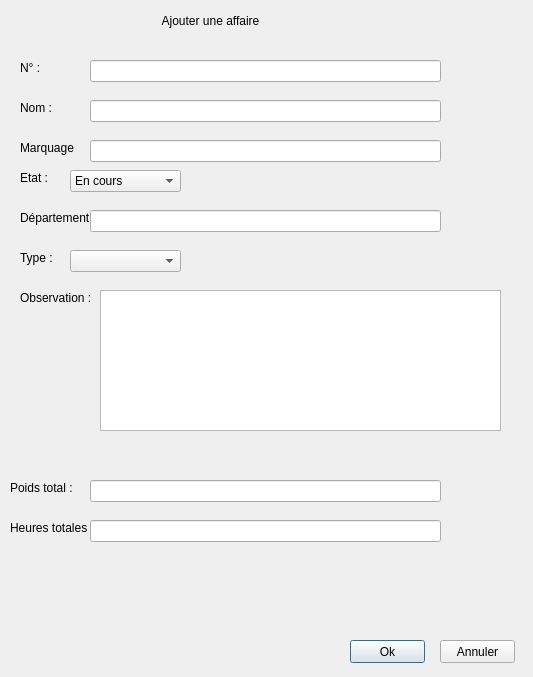
First picture: the form in planningCastel/ajouteraffairewindow.ui, repository brioche1703/castelPlanning, before the edit.
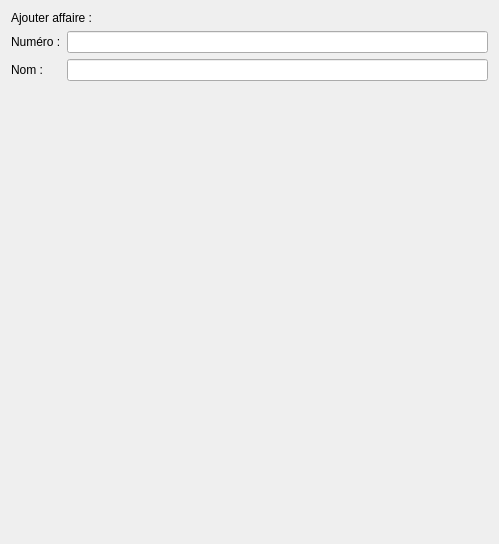
Second picture: the form after the edit.

Commit message: new ajouterAffaireWindow + .gitignoreupdate

The edit to the form file:
```diff
--- a/planningCastel/ajouteraffairewindow.ui
+++ b/planningCastel/ajouteraffairewindow.ui
@@ -6,292 +6,59 @@
    <rect>
     <x>0</x>
     <y>0</y>
-    <width>533</width>
-    <height>677</height>
+    <width>499</width>
+    <height>544</height>
    </rect>
   </property>
   <property name="windowTitle">
    <string>Dialog</string>
   </property>
-  <widget class="QPushButton" name="pushButton_ok">
-   <property name="geometry">
-    <rect>
-     <x>350</x>
-     <y>640</y>
-     <width>75</width>
-     <height>23</height>
-    </rect>
-   </property>
-   <property name="text">
-    <string>Ok</string>
-   </property>
-  </widget>
-  <widget class="QPushButton" name="pushButton_annuler">
-   <property name="geometry">
-    <rect>
-     <x>440</x>
-     <y>640</y>
-     <width>75</width>
-     <height>23</height>
-    </rect>
-   </property>
-   <property name="text">
-    <string>Annuler</string>
-   </property>
-  </widget>
-  <widget class="QLabel" name="label">
-   <property name="geometry">
-    <rect>
-     <x>50</x>
-     <y>10</y>
-     <width>321</width>
-     <height>21</height>
-    </rect>
-   </property>
-   <property name="text">
-    <string>Ajouter une affaire</string>
-   </property>
-   <property name="alignment">
-    <set>Qt::AlignCenter</set>
-   </property>
-  </widget>
-  <widget class="QLabel" name="label_2">
-   <property name="geometry">
-    <rect>
-     <x>20</x>
-     <y>60</y>
-     <width>55</width>
-     <height>16</height>
-    </rect>
-   </property>
-   <property name="text">
-    <string>N° :</string>
-   </property>
-  </widget>
-  <widget class="QLabel" name="label_3">
-   <property name="geometry">
-    <rect>
-     <x>20</x>
-     <y>100</y>
-     <width>55</width>
-     <height>16</height>
-    </rect>
-   </property>
-   <property name="text">
-    <string>Nom :</string>
-   </property>
-  </widget>
-  <widget class="QLabel" name="label_4">
-   <property name="geometry">
-    <rect>
-     <x>20</x>
-     <y>170</y>
-     <width>55</width>
-     <height>16</height>
-    </rect>
-   </property>
-   <property name="text">
-    <string>Etat :</string>
-   </property>
-  </widget>
-  <widget class="QLineEdit" name="lineEdit_id">
-   <property name="geometry">
-    <rect>
-     <x>90</x>
-     <y>60</y>
-     <width>351</width>
-     <height>22</height>
-    </rect>
-   </property>
-  </widget>
-  <widget class="QLineEdit" name="lineEdit_nom">
-   <property name="geometry">
-    <rect>
-     <x>90</x>
-     <y>100</y>
-     <width>351</width>
-     <height>22</height>
-    </rect>
-   </property>
-  </widget>
-  <widget class="QComboBox" name="comboBox_etat">
-   <property name="geometry">
-    <rect>
-     <x>70</x>
-     <y>170</y>
-     <width>111</width>
-     <height>22</height>
-    </rect>
-   </property>
+  <layout class="QVBoxLayout" name="verticalLayout_3">
    <item>
-    <property name="text">
-     <string>En cours</string>
-    </property>
+    <widget class="QLabel" name="label">
+     <property name="text">
+      <string>Ajouter affaire :</string>
+     </property>
+    </widget>
    </item>
    <item>
-    <property name="text">
-     <string>Terminé</string>
-    </property>
+    <layout class="QFormLayout" name="formLayout">
+     <item row="0" column="0">
+      <widget class="QLabel" name="QLineEdit_id_2">
+       <property name="text">
+        <string>Numéro :</string>
+       </property>
+      </widget>
+     </item>
+     <item row="0" column="1">
+      <widget class="QLineEdit" name="QLineEdit_id"/>
+     </item>
+     <item row="1" column="0">
+      <widget class="QLabel" name="QLineEdit_nom_2">
+       <property name="text">
+        <string>Nom :</string>
+       </property>
+      </widget>
+     </item>
+     <item row="1" column="1">
+      <widget class="QLineEdit" name="QLineEdit_nom"/>
+     </item>
+    </layout>
    </item>
-  </widget>
-  <widget class="QLabel" name="label_5">
-   <property name="geometry">
-    <rect>
-     <x>20</x>
-     <y>140</y>
-     <width>55</width>
-     <height>16</height>
-    </rect>
-   </property>
-   <property name="text">
-    <string>Marquage :</string>
-   </property>
-  </widget>
-  <widget class="QLineEdit" name="lineEdit_marquage">
-   <property name="geometry">
-    <rect>
-     <x>90</x>
-     <y>140</y>
-     <width>351</width>
-     <height>22</height>
-    </rect>
-   </property>
-  </widget>
-  <widget class="QLabel" name="label_6">
-   <property name="geometry">
-    <rect>
-     <x>20</x>
-     <y>210</y>
-     <width>91</width>
-     <height>16</height>
-    </rect>
-   </property>
-   <property name="text">
-    <string>Département :</string>
-   </property>
-  </widget>
-  <widget class="QLineEdit" name="lineEdit_departement">
-   <property name="geometry">
-    <rect>
-     <x>90</x>
-     <y>210</y>
-     <width>351</width>
-     <height>22</height>
-    </rect>
-   </property>
-  </widget>
-  <widget class="QLabel" name="label_7">
-   <property name="geometry">
-    <rect>
-     <x>20</x>
-     <y>250</y>
-     <width>91</width>
-     <height>16</height>
-    </rect>
-   </property>
-   <property name="text">
-    <string>Type :</string>
-   </property>
-  </widget>
-  <widget class="QLabel" name="label_8">
-   <property name="geometry">
-    <rect>
-     <x>20</x>
-     <y>290</y>
-     <width>91</width>
-     <height>16</height>
-    </rect>
-   </property>
-   <property name="text">
-    <string>Observation :</string>
-   </property>
-  </widget>
-  <widget class="QLabel" name="label_9">
-   <property name="geometry">
-    <rect>
-     <x>10</x>
-     <y>480</y>
-     <width>91</width>
-     <height>16</height>
-    </rect>
-   </property>
-   <property name="text">
-    <string>Poids total :</string>
-   </property>
-  </widget>
-  <widget class="QComboBox" name="comboBox_type">
-   <property name="geometry">
-    <rect>
-     <x>70</x>
-     <y>250</y>
-     <width>111</width>
-     <height>22</height>
-    </rect>
-   </property>
    <item>
-    <property name="text">
-     <string/>
-    </property>
+    <spacer name="verticalSpacer">
+     <property name="orientation">
+      <enum>Qt::Vertical</enum>
+     </property>
+     <property name="sizeHint" stdset="0">
+      <size>
+       <width>20</width>
+       <height>40</height>
+      </size>
+     </property>
+    </spacer>
    </item>
-   <item>
-    <property name="text">
-     <string>CL</string>
-    </property>
-   </item>
-   <item>
-    <property name="text">
-     <string>EX</string>
-    </property>
-   </item>
-   <item>
-    <property name="text">
-     <string>GP</string>
-    </property>
-   </item>
-  </widget>
-  <widget class="QTextEdit" name="textEdit_observations">
-   <property name="geometry">
-    <rect>
-     <x>100</x>
-     <y>290</y>
-     <width>401</width>
-     <height>141</height>
-    </rect>
-   </property>
-  </widget>
-  <widget class="QLabel" name="label_10">
-   <property name="geometry">
-    <rect>
-     <x>10</x>
-     <y>520</y>
-     <width>91</width>
-     <height>16</height>
-    </rect>
-   </property>
-   <property name="text">
-    <string>Heures totales :</string>
-   </property>
-  </widget>
-  <widget class="QLineEdit" name="lineEdit_total_poids">
-   <property name="geometry">
-    <rect>
-     <x>90</x>
-     <y>480</y>
-     <width>351</width>
-     <height>22</height>
-    </rect>
-   </property>
-  </widget>
-  <widget class="QLineEdit" name="lineEdit_total_heures">
-   <property name="geometry">
-    <rect>
-     <x>90</x>
-     <y>520</y>
-     <width>351</width>
-     <height>22</height>
-    </rect>
-   </property>
-  </widget>
+  </layout>
  </widget>
  <resources/>
  <connections/>
```
The commit also changes 16 other files.
